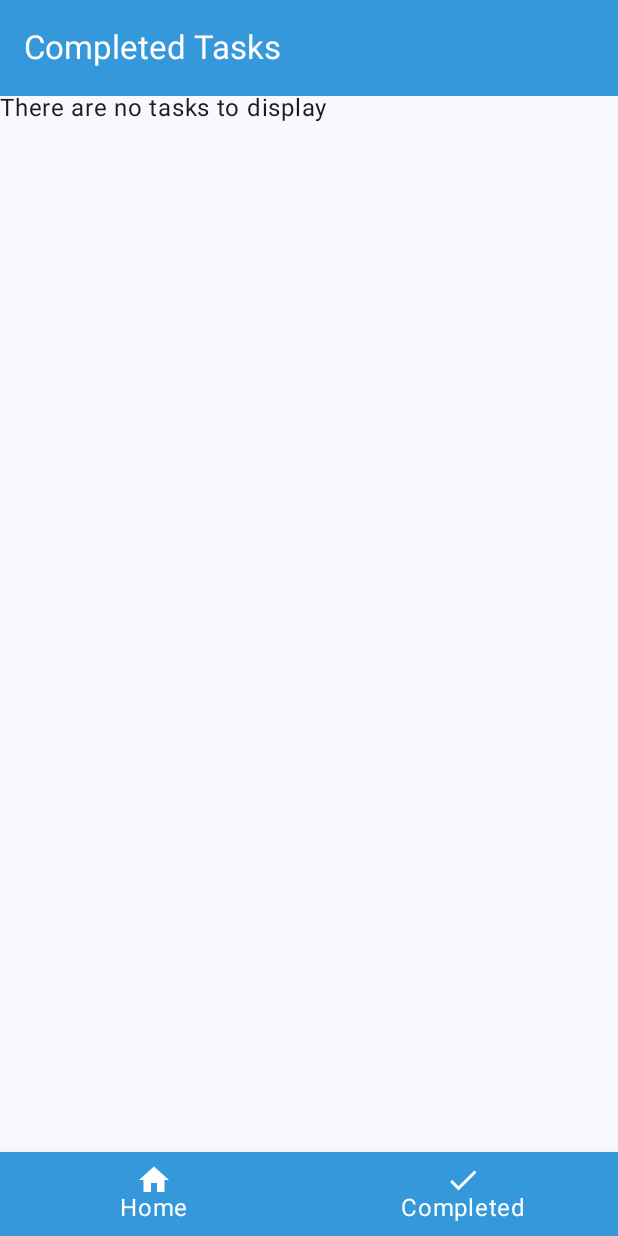
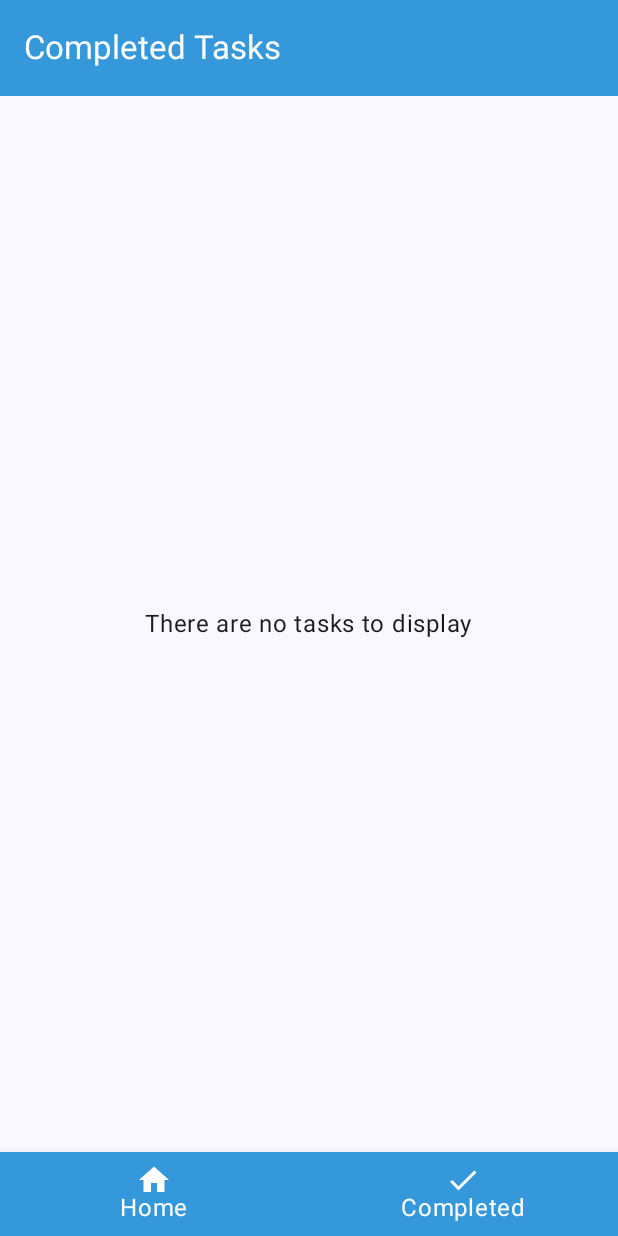
Before and after one commit to Ibtihaj7/TodoApp-Compose, an Android app built with Jetpack Compose: the CompletedTasksScreen screen opened through its navigation route, on a phone screen of 412 x 824 dp. Run offline under Robolectric (Android 15) with nearby library versions, the phone set to English and light mode, and no system bars; our stand-ins replace Dagger/Hilt's generated code.

```diff
--- a/todoApp/app/src/main/java/com/example/todoapp/view/common/CardContent.kt
+++ b/todoApp/app/src/main/java/com/example/todoapp/view/common/CardContent.kt
@@ -3,6 +3,7 @@ package com.example.todoapp.view.common
 import androidx.compose.animation.animateContentSize
 import androidx.compose.animation.core.Spring
 import androidx.compose.animation.core.spring
+import androidx.compose.foundation.Image
 import androidx.compose.foundation.layout.Column
 import androidx.compose.foundation.layout.Row
 import androidx.compose.foundation.layout.padding
@@ -47,7 +48,7 @@ fun CardContent(task: Task, onTaskChecked:(task:Task) -> Unit) {
         IconButton(onClick = {
             onTaskChecked(task)
         }) {
-            Icon(
+            Image(
                 painter = if(task.isCompleted) painterResource(R.drawable.ic_completed) else painterResource(
                     R.drawable.ic_not_completed) ,
                 contentDescription = ""
--- /dev/null
+++ b/todoApp/app/src/main/java/com/example/todoapp/view/common/EmptyTasksScreen.kt
@@ -0,0 +1,18 @@
+package com.example.todoapp.view.common
+
+import androidx.compose.foundation.layout.Box
+import androidx.compose.foundation.layout.fillMaxSize
+import androidx.compose.material3.Text
+import androidx.compose.runtime.Composable
+import androidx.compose.ui.Alignment
+import androidx.compose.ui.Modifier
+
+@Composable
+fun EmptyTasksScreen(){
+    Box (
+        modifier = Modifier.fillMaxSize(),
+        contentAlignment = Alignment.Center
+    ){
+        Text("There are no tasks to display")
+    }
+}
--- a/todoApp/app/src/main/java/com/example/todoapp/view/common/appbar/TaskDetailsAppBar.kt
+++ b/todoApp/app/src/main/java/com/example/todoapp/view/common/appbar/TaskDetailsAppBar.kt
@@ -17,6 +17,7 @@ import androidx.compose.ui.unit.dp
 import androidx.navigation.NavHostController
 import com.example.todoapp.R
 
+
 @OptIn(ExperimentalMaterial3Api::class)
 @Composable
 fun AppBarWithNavigation(title:String,navController: NavHostController) {
--- a/todoApp/app/src/main/java/com/example/todoapp/view/common/navigation/Navigation.kt
+++ b/todoApp/app/src/main/java/com/example/todoapp/view/common/navigation/Navigation.kt
@@ -1,8 +1,9 @@
 package com.example.todoapp.view.common.navigation
 
-import android.annotation.SuppressLint
+import androidx.compose.foundation.layout.padding
 import androidx.compose.material3.Scaffold
 import androidx.compose.runtime.Composable
+import androidx.compose.ui.Modifier
 import androidx.hilt.navigation.compose.hiltViewModel
 import androidx.navigation.NavGraphBuilder
 import androidx.navigation.NavHostController
@@ -14,13 +15,12 @@ import androidx.navigation.navArgument
 import androidx.navigation.navigation
 import com.example.todoapp.view.addnewtask.NewTask
 import com.example.todoapp.view.common.HomeBottomBar
-import com.example.todoapp.view.main.MainViewModel
+import com.example.todoapp.view.common.navigation.screen.Screen
 import com.example.todoapp.view.completedtasks.CompletedTasksScreen
 import com.example.todoapp.view.home.HomeScreen
-import com.example.todoapp.view.common.navigation.screen.Screen
+import com.example.todoapp.view.main.MainViewModel
 import com.example.todoapp.view.taskdetails.TaskDetails
 
-@SuppressLint("UnusedMaterial3ScaffoldPaddingParameter")
 @Composable
 fun Navigation(navController: NavHostController) {
     val currentRoute = navController.currentBackStackEntryAsState().value?.destination?.route
@@ -34,28 +34,42 @@ fun Navigation(navController: NavHostController) {
             }
         }
     ) {
-        HomeNavGraph(navController)
+        HomeNavGraph(
+            modifier = Modifier.padding(it),
+            navController = navController
+        )
     }
 }
 
 @Composable
-fun HomeNavGraph(navController: NavHostController){
+fun HomeNavGraph(
+    modifier: Modifier = Modifier,
+    navController: NavHostController
+) {
     val mainViewModel: MainViewModel = hiltViewModel()
 
     NavHost(
         navController = navController,
         startDestination = Screen.MainScreen.route
     ) {
-        composable(Screen.MainScreen.route){
-            HomeScreen(mainViewModel,navController)
+        composable(Screen.MainScreen.route) {
+            HomeScreen(
+                modifier = modifier,
+                viewModel= mainViewModel,
+                navController = navController
+            )
         }
 
-        composable(Screen.CompletedTasksScreen.route){
-            CompletedTasksScreen(mainViewModel,navController)
+        composable(Screen.CompletedTasksScreen.route) {
+            CompletedTasksScreen(
+                modifier = modifier,
+                viewModel= mainViewModel,
+                navController = navController
+            )
         }
 
-        detailsNavGraph(navController = navController,mainViewModel)
-        addNewTaskNavGraph(navController=navController)
+        detailsNavGraph(navController = navController, mainViewModel)
+        addNewTaskNavGraph(navController = navController)
     }
 }
 
@@ -65,14 +79,17 @@ fun NavGraphBuilder.addNewTaskNavGraph(
     navigation(
         route = Screen.AddNewTaskScreen.route,
         startDestination = AppScreens.AddNewTask.route
-    ){
+    ) {
         composable(AppScreens.AddNewTask.route) {
             NewTask(navController)
         }
     }
 }
 
-fun NavGraphBuilder.detailsNavGraph(navController: NavHostController, mainViewModel: MainViewModel) {
+fun NavGraphBuilder.detailsNavGraph(
+    navController: NavHostController,
+    mainViewModel: MainViewModel
+) {
     navigation(
         route = Screen.TaskDetailsScreen.route,
         startDestination = AppScreens.Information.route
@@ -85,7 +102,7 @@ fun NavGraphBuilder.detailsNavGraph(navController: NavHostController, mainViewMo
                 }
             )
         ) {
-            TaskDetails(navController,mainViewModel)
+            TaskDetails(navController, mainViewModel)
         }
     }
 }
--- a/todoApp/app/src/main/java/com/example/todoapp/view/completedtasks/CompletedTasksScreen.kt
+++ b/todoApp/app/src/main/java/com/example/todoapp/view/completedtasks/CompletedTasksScreen.kt
@@ -1,37 +1,33 @@
 package com.example.todoapp.view.completedtasks
 
-import android.annotation.SuppressLint
 import androidx.compose.foundation.layout.Column
-import androidx.compose.foundation.layout.Spacer
-import androidx.compose.foundation.layout.height
+import androidx.compose.foundation.layout.padding
 import androidx.compose.material3.Scaffold
-import androidx.compose.material3.Text
 import androidx.compose.runtime.Composable
 import androidx.compose.runtime.collectAsState
 import androidx.compose.runtime.getValue
 import androidx.compose.ui.Modifier
-import androidx.compose.ui.unit.dp
 import androidx.navigation.NavHostController
-import com.example.todoapp.view.main.MainViewModel
-import com.example.todoapp.view.common.ProgressBar
+import com.example.todoapp.view.common.EmptyTasksScreen
 import com.example.todoapp.view.common.appbar.AppBar
 import com.example.todoapp.view.common.navigation.AppScreens
 import com.example.todoapp.view.home.TaskList
+import com.example.todoapp.view.main.MainViewModel
 
-@SuppressLint("UnusedMaterial3ScaffoldPaddingParameter")
 @Composable
 fun CompletedTasksScreen(
+    modifier:Modifier = Modifier,
     viewModel: MainViewModel,
     navController:NavHostController
 ){
     val state by viewModel.completedTasksList.collectAsState()
     Scaffold(
+        modifier = modifier,
         topBar = { AppBar(title = "Completed Tasks") },
         content = {
-            Column {
-                Spacer(modifier = Modifier.height(60.dp))
+            Column (modifier = Modifier.padding(it)){
                 if (state.isEmpty()) {
-                    Text("There are no tasks to display")
+                    EmptyTasksScreen()
                 } else {
                     val tasksCategory = viewModel.retrieveTaskCategories(state)
                     TaskList(tasksCategory, { task ->
--- a/todoApp/app/src/main/java/com/example/todoapp/view/home/HomeScreen.kt
+++ b/todoApp/app/src/main/java/com/example/todoapp/view/home/HomeScreen.kt
@@ -1,6 +1,5 @@
 package com.example.todoapp.view.home
 
-import android.annotation.SuppressLint
 import androidx.compose.foundation.layout.Column
 import androidx.compose.foundation.layout.Spacer
 import androidx.compose.foundation.layout.height
@@ -17,20 +16,21 @@ import androidx.compose.runtime.getValue
 import androidx.compose.ui.Modifier
 import androidx.compose.ui.unit.dp
 import androidx.navigation.NavHostController
+import com.example.todoapp.view.common.EmptyTasksScreen
+import com.example.todoapp.view.common.HomeSearchBar
 import com.example.todoapp.view.common.appbar.CustomAppBar
+import com.example.todoapp.view.common.navigation.AppScreens
 import com.example.todoapp.view.main.MainViewModel
-import com.example.todoapp.view.common.HomeSearchBar
-import com.example.todoapp.view.common.navigation.AppScreens
 
-@SuppressLint("UnusedMaterial3ScaffoldPaddingParameter")
 @Composable
 fun HomeScreen(
-    viewModel: MainViewModel ,
+    modifier: Modifier = Modifier,
+    viewModel: MainViewModel,
     navController: NavHostController
-    ) {
+) {
     val state by viewModel.tasksList.collectAsState()
     Scaffold(
-        modifier=Modifier.padding(bottom = 50.dp),
+        modifier = modifier.padding(bottom = 50.dp),
         topBar = { CustomAppBar(viewModel) },
         floatingActionButton = {
             FloatingActionButton(onClick = {
@@ -40,7 +40,7 @@ fun HomeScreen(
             }
         },
         content = {
-            Column {
+            Column (Modifier.padding(it)){
                 Spacer(modifier = Modifier.height(50.dp))
                 HomeSearchBar(
                     viewModel,
@@ -49,7 +49,7 @@ fun HomeScreen(
                     state
                 )
                 if (state.isEmpty()) {
-                    Text("There are no tasks to display")
+                    EmptyTasksScreen()
                 } else {
                     val tasksCategory = viewModel.retrieveTaskCategories(state)
                     TaskList(tasksCategory, { task ->
--- a/todoApp/app/src/main/java/com/example/todoapp/view/home/TasksList.kt
+++ b/todoApp/app/src/main/java/com/example/todoapp/view/home/TasksList.kt
@@ -1,6 +1,5 @@
 package com.example.todoapp.view.home
 
-import androidx.compose.foundation.ExperimentalFoundationApi
 import androidx.compose.foundation.background
 import androidx.compose.foundation.clickable
 import androidx.compose.foundation.layout.fillMaxWidth
@@ -19,13 +18,12 @@ import com.example.todoapp.model.Task
 import com.example.todoapp.model.TaskCategory
 import com.example.todoapp.view.common.CardContent
 
-@OptIn(ExperimentalFoundationApi::class)
 @Composable
 fun TaskList(tasksCategory: List<TaskCategory>, onTaskChecked: (task: Task) -> Unit, onItemClick: (taskId: Int) -> Unit) {
     LazyColumn {
         tasksCategory.forEach { category ->
-            stickyHeader {
-                TitleHeader(category.name)
+            item {
+                TitleHeader(title = category.name)
             }
             items(category.items) { task ->
                 TaskItem(task, onTaskChecked) { onItemClick(task.id) }
--- a/todoApp/app/src/main/java/com/example/todoapp/view/main/MainActivity.kt
+++ b/todoApp/app/src/main/java/com/example/todoapp/view/main/MainActivity.kt
@@ -1,6 +1,5 @@
 package com.example.todoapp.view.main
 
-import android.annotation.SuppressLint
 import android.os.Bundle
 import androidx.activity.ComponentActivity
 import androidx.activity.compose.setContent
@@ -11,7 +10,6 @@ import dagger.hilt.android.AndroidEntryPoint
 
 @AndroidEntryPoint
 class MainActivity : ComponentActivity() {
-    @SuppressLint("UnusedMaterial3ScaffoldPaddingParameter")
     override fun onCreate(savedInstanceState: Bundle?) {
         super.onCreate(savedInstanceState)
         setContent {
```
Also changed, not shown: todoApp/app/src/main/java/com/example/todoapp/view/addnewtask/AddNewTask.kt (+6 -7 lines), todoApp/app/src/main/java/com/example/todoapp/view/taskdetails/TaskDetails.kt (+5 -9 lines).
